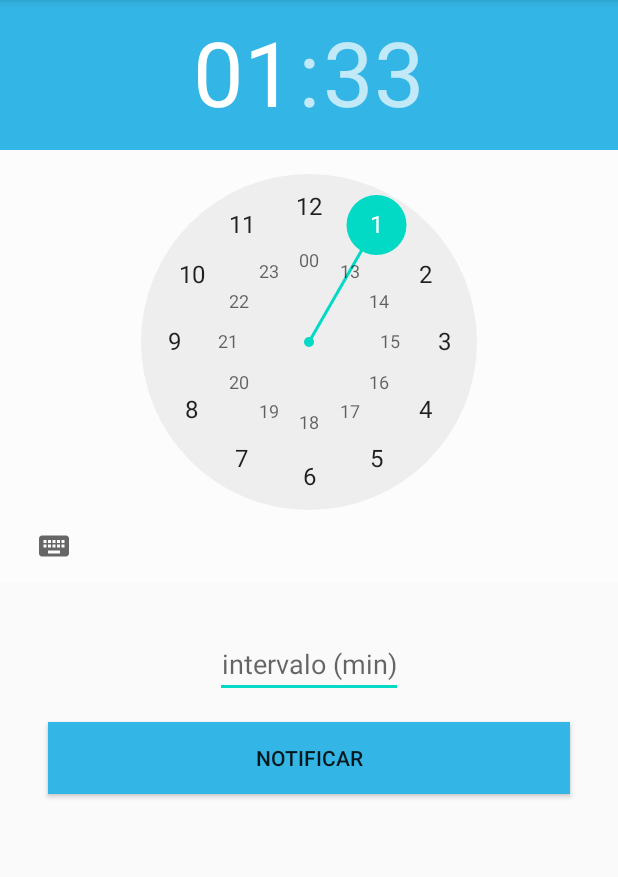
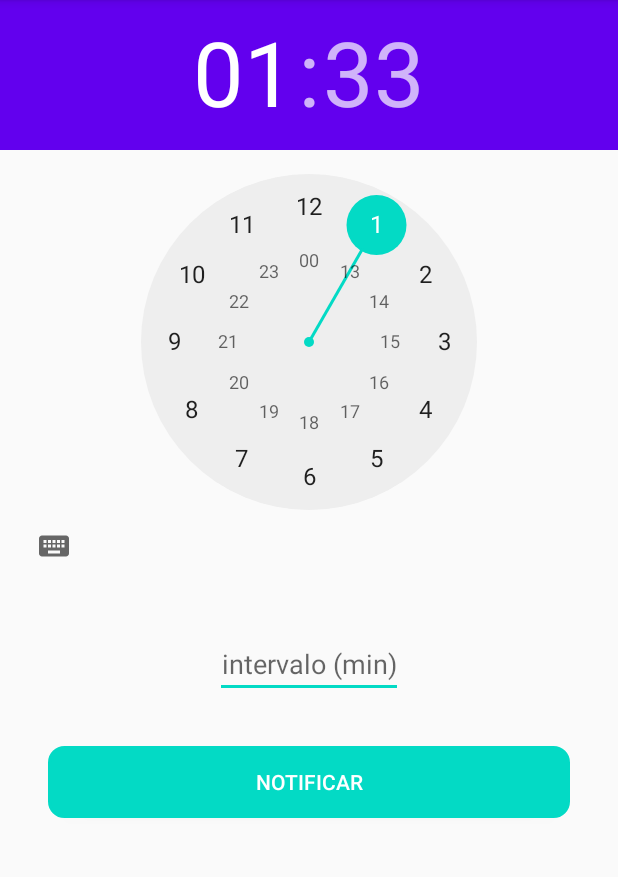
Before and after one commit to danielbbraga/watermind, an Android app: the screen it shows after launch (MainActivity), after a tap on "NOTIFICAR", on a phone screen of 412 x 824 dp, the part 84-961 px from its top. Run offline under Robolectric (Android 15) with nearby library versions, the phone set to English and light mode, and no system bars.

Commit message:
ajustes notificacao

```diff
--- a/app/src/main/java/com/example/watermind/MainActivity.java
+++ b/app/src/main/java/com/example/watermind/MainActivity.java
@@ -1,16 +1,21 @@
 package com.example.watermind;
 
-import androidx.appcompat.app.AppCompatActivity;
-import androidx.core.content.ContextCompat;
-
+import android.app.AlarmManager;
+import android.app.PendingIntent;
 import android.content.Context;
+import android.content.Intent;
 import android.content.SharedPreferences;
 import android.os.Bundle;
+import android.util.Log;
 import android.view.View;
 import android.widget.Button;
 import android.widget.EditText;
 import android.widget.TimePicker;
 import android.widget.Toast;
+
+import androidx.appcompat.app.AppCompatActivity;
+
+import java.util.Calendar;
 
 public class MainActivity extends AppCompatActivity {
 
@@ -23,86 +28,167 @@ public class MainActivity extends AppCompatActivity {
     private Button btnNotify;
     private EditText editMinutes;
 
-    private int interval;
-    private int hour;
-    private int minute;
-
+    private SharedPreferences storage;
     private boolean activated;
 
     @Override
     protected void onCreate(Bundle savedInstanceState) {
         super.onCreate(savedInstanceState);
         setContentView(R.layout.activity_main);
+        storage = getSharedPreferences("storage", Context.MODE_PRIVATE);
 
         timePicker = findViewById(R.id.time_picker);
         btnNotify = findViewById(R.id.button_notify);
         editMinutes = findViewById(R.id.edit_number_interval);
 
-        final SharedPreferences storage = getSharedPreferences("storage", Context.MODE_PRIVATE);
-        activated = storage.getBoolean(KEY_INTERVAL, false);
+        activated = storage.getBoolean(KEY_NOTIFY, false);
 
-        if (activated){
+        setupUI(activated, storage);
+
+        timePicker.setIs24HourView(true);
+
+        btnNotify.setOnClickListener(notifyListener);
+    }
+
+    @Override
+    protected void onRestart() {
+        super.onRestart();
+        Log.i("Teste", "onRestart");
+    }
+
+    @Override
+    protected void onResume() {
+        super.onResume();
+        Log.i("Teste", "onResume");
+    }
+
+    @Override
+    protected void onPause() {
+        super.onPause();
+        Log.i("Teste", "onPause");
+    }
+
+    @Override
+    protected void onStart() {
+        super.onStart();
+        Log.i("Teste", "onStart");
+    }
+
+    @Override
+    protected void onStop() {
+        super.onStop();
+        Log.i("Teste", "onStop");
+    }
+
+    @Override
+    protected void onDestroy() {
+        super.onDestroy();
+        Log.i("Teste", "onDestroy");
+    }
+
+    private void alert(int resId) {
+        Toast.makeText(MainActivity.this, resId, Toast.LENGTH_LONG).show();
+    }
+
+    private boolean intervalIsValid() {
+        String sInterval = editMinutes.getText().toString();
+
+        if (sInterval.isEmpty()) {
+            alert(R.string.validation);
+            return false;
+        }
+
+        if (sInterval.equals("0")) {
+            alert(R.string.zero_value);
+            return false;
+        }
+
+        return true;
+    }
+
+    private  void setupUI(boolean activated, SharedPreferences storage) {
+        if (activated) {
             btnNotify.setText(R.string.pause);
-            btnNotify.setBackgroundColor(ContextCompat.getColor(MainActivity.this, android.R.color.darker_gray));
+            btnNotify.setBackgroundResource(R.drawable.bg_button_background);
             editMinutes.setText(String.valueOf(storage.getInt(KEY_INTERVAL, 0)));
             timePicker.setCurrentHour(storage.getInt(KEY_HOUR, timePicker.getCurrentHour()));
             timePicker.setCurrentMinute(storage.getInt(KEY_MINUTE, timePicker.getCurrentMinute()));
-
         } else {
             btnNotify.setText(R.string.notify);
-            btnNotify.setBackgroundColor(ContextCompat.getColor(MainActivity.this, android.R.color.holo_blue_light));
+            btnNotify.setBackgroundResource(R.drawable.bg_button_background_accent);
+        }
+    }
 
+    private void updateStorage(boolean added, int interval, int hour, int minute) {
+        SharedPreferences.Editor edit = storage.edit();
+        edit.putBoolean(KEY_NOTIFY, added);
+
+        if (added) {
+            edit.putInt(KEY_INTERVAL, interval);
+            edit.putInt(KEY_HOUR, hour);
+            edit.putInt(KEY_MINUTE, minute);
+        } else {
+            edit.remove(KEY_INTERVAL);
+            edit.remove(KEY_HOUR);
+            edit.remove(KEY_MINUTE);
         }
 
-        timePicker.setIs24HourView(true);
+        edit.apply();
+    }
 
-        btnNotify.setOnClickListener(new View.OnClickListener() {
-            @Override
-            public void onClick(View v) {
+    private void setupNotification(boolean added, int interval, int hour, int minute) {
+        Intent notificationIntent = new Intent(MainActivity.this, NotificationPublisher.class);
+        AlarmManager alarmManager = (AlarmManager) getSystemService(Context.ALARM_SERVICE);
 
-                if (!activated) {
-                    String sInterval = editMinutes.getText().toString();
+        if (added) {
+            Calendar calendar = Calendar.getInstance();
+            calendar.set(Calendar.HOUR_OF_DAY, hour);
+            calendar.set(Calendar.MINUTE, minute);
+            calendar.set(Calendar.SECOND, 0);
 
-                    if (sInterval.isEmpty()) {
-                        Toast.makeText(MainActivity.this, getString(R.string.textoIntervalo), Toast.LENGTH_LONG).show();
-                        return;
-                    }
+            notificationIntent.putExtra(NotificationPublisher.KEY_NOTIFICATION_ID, 1);
+            notificationIntent.putExtra(NotificationPublisher.KEY_NOTIFICATION, "Hora de beber água");
 
-                    interval = Integer.parseInt(sInterval);
-                    hour = timePicker.getCurrentHour();
-                    minute = timePicker.getCurrentMinute();
+            PendingIntent broadcast = PendingIntent.getBroadcast(MainActivity.this, 0,
+                    notificationIntent, PendingIntent.FLAG_CANCEL_CURRENT);
 
-                    btnNotify.setText(R.string.pause);
-                    btnNotify.setBackgroundColor(ContextCompat.getColor(MainActivity.this, android.R.color.darker_gray));
+            alarmManager.setRepeating(AlarmManager.RTC_WAKEUP, calendar.getTimeInMillis(),
+                    interval * 100, broadcast);
+        } else {
+            PendingIntent broadcast = PendingIntent.getBroadcast(MainActivity.this, 0,
+                    notificationIntent, 0);
 
-                    SharedPreferences.Editor edit = storage.edit();
-                    edit.putBoolean(KEY_NOTIFY, true);
-                    edit.putInt(KEY_INTERVAL, interval);
-                    edit.putInt(KEY_HOUR, hour);
-                    edit.putInt(KEY_MINUTE, minute);
-                    edit.apply();
-
-                    activated = true;
-                } else {
-
-                    btnNotify.setText(R.string.notify);
-                    btnNotify.setBackgroundColor(ContextCompat.getColor(MainActivity.this, android.R.color.holo_blue_light));
-
-                    SharedPreferences.Editor edit = storage.edit();
-                    edit.putBoolean(KEY_NOTIFY, false);
-                    edit.remove(KEY_INTERVAL);
-                    edit.remove(KEY_HOUR);
-                    edit.remove(KEY_MINUTE);
-                    edit.apply();
-
-                    activated = false;
-                }
-
-
-            }
-        });
-
-
+            alarmManager.cancel(broadcast);
+        }
 
     }
+
+    private View.OnClickListener notifyListener = new View.OnClickListener() {
+        @Override
+        public void onClick(View v) {
+            if (!activated) {
+
+                if (!intervalIsValid()) return;
+
+                int interval = Integer.parseInt(editMinutes.getText().toString());
+                int hour = timePicker.getCurrentHour();
+                int minute = timePicker.getCurrentMinute();
+
+                updateStorage(true, interval, hour, minute);
+                setupUI(true, storage);
+                setupNotification(true, interval, hour, minute);
+                alert(R.string.notified);
+
+                activated = true;
+            } else {
+                updateStorage(false, 0, 0, 0);
+                setupUI(false, storage);
+                setupNotification(false, 0,0,0);
+                alert(R.string.notified_pause);
+
+                activated = false;
+            }
+        }
+    };
+
 }
--- /dev/null
+++ b/app/src/main/res/drawable-v24/bg_button_background.xml
@@ -0,0 +1,10 @@
+<?xml version="1.0" encoding="utf-8"?>
+<shape
+    xmlns:android="http://schemas.android.com/apk/res/android"
+    android:shape="rectangle">
+
+    <stroke android:color="@android:color/black" android:width="2dp" />
+    <solid android:color="@android:color/black" />
+    <corners android:radius="10dp" />
+
+</shape>
--- /dev/null
+++ b/app/src/main/res/drawable-v24/bg_button_background_accent.xml
@@ -0,0 +1,10 @@
+<?xml version="1.0" encoding="utf-8"?>
+<shape
+    xmlns:android="http://schemas.android.com/apk/res/android"
+    android:shape="rectangle">
+
+    <stroke android:color="@color/colorAccent" android:width="2dp" />
+    <solid android:color="@color/colorAccent" />
+    <corners android:radius="10dp" />
+
+</shape>
--- a/app/src/main/res/layout/activity_main.xml
+++ b/app/src/main/res/layout/activity_main.xml
@@ -14,8 +14,7 @@
         android:layout_marginLeft="8dp"
         android:layout_marginEnd="8dp"
         android:layout_marginRight="8dp"
-        android:background="#FCFCFD"
-        android:headerBackground="@android:color/holo_blue_light"
+        android:headerBackground="@color/colorPrimary"
         app:layout_constraintEnd_toEndOf="parent"
         app:layout_constraintStart_toStartOf="parent"
         app:layout_constraintTop_toTopOf="parent" />
@@ -24,33 +23,33 @@
         android:id="@+id/edit_number_interval"
         android:layout_width="wrap_content"
         android:layout_height="wrap_content"
-        android:layout_marginStart="12dp"
-        android:layout_marginLeft="12dp"
+        android:hint="@string/hint"
+        android:maxLength="3"
+        android:maxEms="100"
+        android:textAlignment="center"
+        android:paddingStart="4dp"
+        android:paddingLeft="4dp"
+        android:paddingRight="4dp"
         android:layout_marginTop="32dp"
-        android:layout_marginEnd="12dp"
-        android:layout_marginRight="12dp"
-        android:maxEms="100"
-        android:hint="@string/hint"
         android:inputType="number"
-        android:maxLength="3"
-        android:textAlignment="center"
         app:layout_constraintEnd_toEndOf="parent"
         app:layout_constraintStart_toStartOf="parent"
         app:layout_constraintTop_toBottomOf="@+id/time_picker"
-        android:gravity="center_horizontal"
-        tools:ignore="Autofill"/>
+        tools:ignore="Autofill"
+        android:gravity="center_horizontal" />
 
     <Button
         android:id="@+id/button_notify"
-        android:layout_width="match_parent"
+        android:layout_width="0dp"
         android:layout_height="wrap_content"
         android:layout_marginStart="32dp"
         android:layout_marginLeft="32dp"
-        android:layout_marginTop="16dp"
+        android:layout_marginTop="32dp"
         android:layout_marginEnd="32dp"
         android:layout_marginRight="32dp"
         android:text="@string/notify"
-        android:background="@android:color/holo_blue_light"
+        android:background="@drawable/bg_button_background_accent"
+        android:textColor="@android:color/white"
         app:layout_constraintEnd_toEndOf="parent"
         app:layout_constraintStart_toStartOf="parent"
         app:layout_constraintTop_toBottomOf="@+id/edit_number_interval" />
--- a/app/src/main/res/values/strings.xml
+++ b/app/src/main/res/values/strings.xml
@@ -4,4 +4,8 @@
     <string name="notify">Notificar</string>
     <string name="pause">Pausar</string>
     <string name="textoIntervalo">Intervalo deve ser definido</string>
+    <string name="validation">Favor preencher o campo.</string>
+    <string name="zero_value">valor tem que ser maior que zero.</string>
+    <string name="notified">Registro efetuado com sucesso.</string>
+    <string name="notified_pause">Registro pausado.</string>
 </resources>
```
Also changed, not shown: app/src/main/java/com/example/watermind/NotificationPublisher.java (added, +55 -0 lines).
